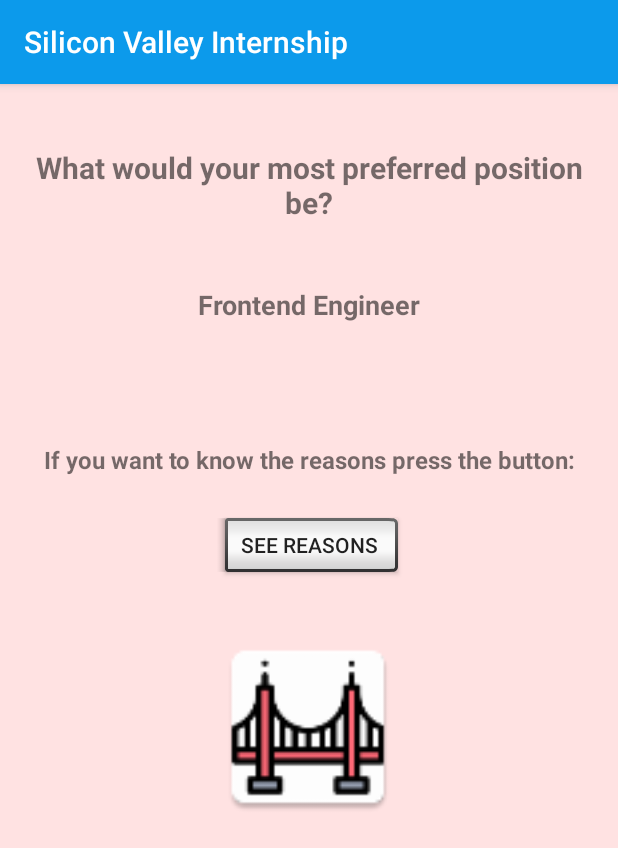
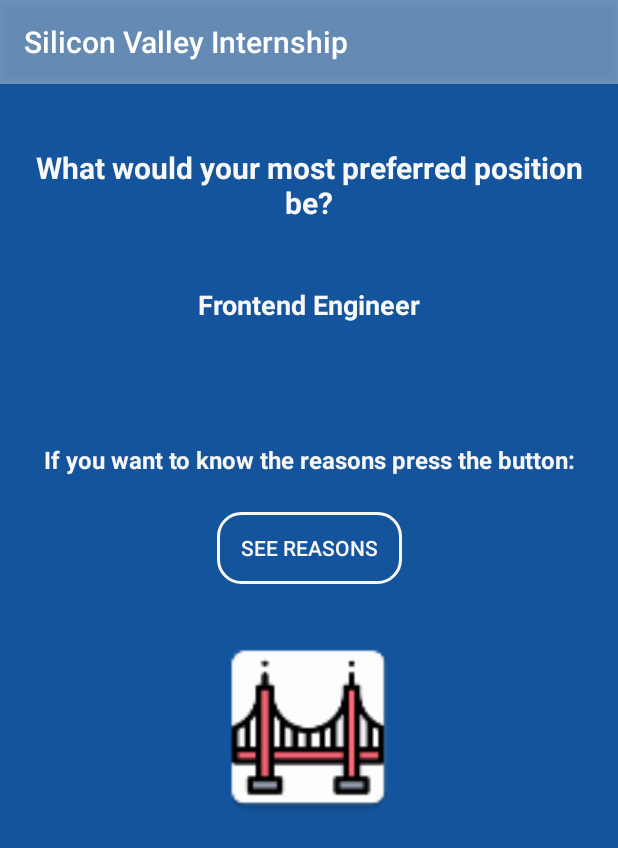
Before and after one commit to jesustf97/SVIP, an Android app: the screen it shows after launch (QuestionActivity), on a phone screen of 412 x 824 dp. Shown: the top 848 px of the screen. Run offline under Robolectric (Android 15) with nearby library versions, the phone set to English and light mode, and no system bars; Roboto replaces fonts that are not available here.

Commit message:
Update UI

```diff
--- /dev/null
+++ b/app/src/main/res/drawable/rounded_button.xml
@@ -0,0 +1,11 @@
+<?xml version="1.0" encoding="utf-8"?>
+<selector xmlns:android="http://schemas.android.com/apk/res/android">
+    <item>
+        <shape android:shape="rectangle">
+            <solid android:color="@color/colorPrimary"/>
+            <stroke android:color="@color/colorIcons" android:width="2dp" />
+            <!--corners allow us to make the rounded corners button-->
+            <corners android:radius="15dp" />
+        </shape>
+    </item>
+</selector>
--- a/app/src/main/res/layout/activity_question.xml
+++ b/app/src/main/res/layout/activity_question.xml
@@ -8,11 +8,12 @@
 
     <Button
             android:id="@+id/button"
-            style="@android:style/Widget.Material.Button.Inset"
             android:layout_width="wrap_content"
             android:layout_height="wrap_content"
+            android:textColor="@color/colorIcons"
             android:layout_marginTop="24dp"
             android:paddingStart="@dimen/default_padding"
+            android:background="@drawable/rounded_button"
             android:paddingEnd="@dimen/default_padding"
             android:text="@string/see_reasons_button"
             app:layout_constraintEnd_toEndOf="parent"
@@ -21,6 +22,7 @@
 
     <TextView
             android:id="@+id/question"
+            android:textColor="@color/colorIcons"
             android:layout_width="match_parent"
             android:layout_height="wrap_content"
             android:layout_marginStart="@dimen/default_padding"
@@ -39,6 +41,7 @@
             android:id="@+id/answer"
             android:layout_width="match_parent"
             android:layout_height="wrap_content"
+            android:textColor="@color/colorIcons"
             android:layout_marginStart="@dimen/default_padding"
             android:layout_marginTop="42dp"
             android:layout_marginEnd="@dimen/default_padding"
@@ -54,6 +57,7 @@
     <TextView
             android:id="@+id/textDirections"
             android:layout_width="match_parent"
+            android:textColor="@color/colorIcons"
             android:layout_height="wrap_content"
             android:layout_marginStart="@dimen/default_padding"
             android:layout_marginTop="80dp"
--- a/app/src/main/res/layout/fragment_reason.xml
+++ b/app/src/main/res/layout/fragment_reason.xml
@@ -18,6 +18,7 @@
 
     <TextView
             android:id="@+id/title"
+            android:textColor="@color/colorIcons"
             android:layout_width="wrap_content"
             android:layout_height="wrap_content"
             android:layout_below="@+id/image"
@@ -33,6 +34,7 @@
 
     <TextView
             android:id="@+id/description"
+            android:textColor="@color/colorIcons"
             android:layout_width="wrap_content"
             android:layout_height="wrap_content"
             android:layout_below="@+id/title"
--- a/app/src/main/res/values/colors.xml
+++ b/app/src/main/res/values/colors.xml
@@ -1,10 +1,9 @@
 <?xml version="1.0" encoding="utf-8"?>
 <resources>
-    <color name="colorPrimaryTest">#00acee</color>
-    <color name="colorPrimary">#0C9AEB</color>
-    <color name="colorPrimaryDark">#3b5998 </color>
+    <color name="colorPrimary">#9514549C</color>
+    <color name="colorPrimaryDark">#14549C</color>
     <color name="colorAccent">#D81B60</color>
     <color name="colorIcons">#f9f8f8</color>
     <color name="colorTextBlack">#020202</color>
-    <color name="colorScreenBackground">#FFE2E2</color>
+    <color name="colorScreenBackground">#14549C</color>
 </resources>
--- a/app/src/main/res/values/strings.xml
+++ b/app/src/main/res/values/strings.xml
@@ -18,7 +18,7 @@
     </string>
 
     <string name="reason_two_description">I had the opportunity to complete my internship in the
-        Holvi "'"s mobile development team, a digital bank oriented to for freelancers and small
+        Holvi "'"s mobile development team, a digital bank oriented to entrepreneurs and small
         business owners. It is a FinTech company with headquarters in Finland and offices in Madrid
         and Berlin. There, I learned and worked as an Android developer with an expert team applying
         Scrum methodology. \n During this time, I have been implementing new features for Holvi "'"s
```
